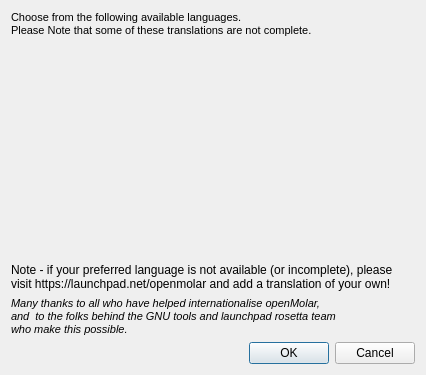
rowinggolfer/openmolar1, file src/openmolar/qt-designer/choose_language.ui: the form before one commit.
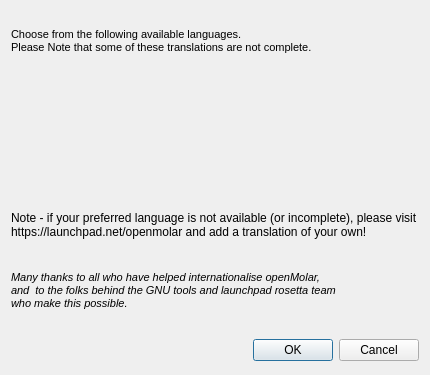
The form after the commit.

```diff
--- a/src/openmolar/qt-designer/choose_language.ui
+++ b/src/openmolar/qt-designer/choose_language.ui
@@ -16,6 +16,12 @@
   <layout class="QVBoxLayout" name="verticalLayout">
    <item>
     <widget class="QLabel" name="label">
+     <property name="minimumSize">
+      <size>
+       <width>0</width>
+       <height>60</height>
+      </size>
+     </property>
      <property name="text">
       <string>&lt;!DOCTYPE HTML PUBLIC &quot;-//W3C//DTD HTML 4.0//EN&quot; &quot;http://www.w3.org/TR/REC-html40/strict.dtd&quot;&gt;
 &lt;html&gt;&lt;head&gt;&lt;meta name=&quot;qrichtext&quot; content=&quot;1&quot; /&gt;&lt;style type=&quot;text/css&quot;&gt;
@@ -43,6 +49,12 @@
    </item>
    <item>
     <widget class="QLabel" name="label_2">
+     <property name="minimumSize">
+      <size>
+       <width>408</width>
+       <height>40</height>
+      </size>
+     </property>
      <property name="text">
       <string>Note - if your preferred language is not available (or incomplete), please visit https://launchpad.net/openmolar and add a translation of your own!</string>
      </property>
@@ -56,6 +68,12 @@
    </item>
    <item>
     <widget class="QLabel" name="label_3">
+     <property name="minimumSize">
+      <size>
+       <width>0</width>
+       <height>80</height>
+      </size>
+     </property>
      <property name="font">
       <font>
        <italic>true</italic>
@@ -77,6 +95,12 @@
    </item>
    <item>
     <widget class="QDialogButtonBox" name="buttonBox">
+     <property name="minimumSize">
+      <size>
+       <width>0</width>
+       <height>27</height>
+      </size>
+     </property>
      <property name="orientation">
       <enum>Qt::Horizontal</enum>
      </property>
```
